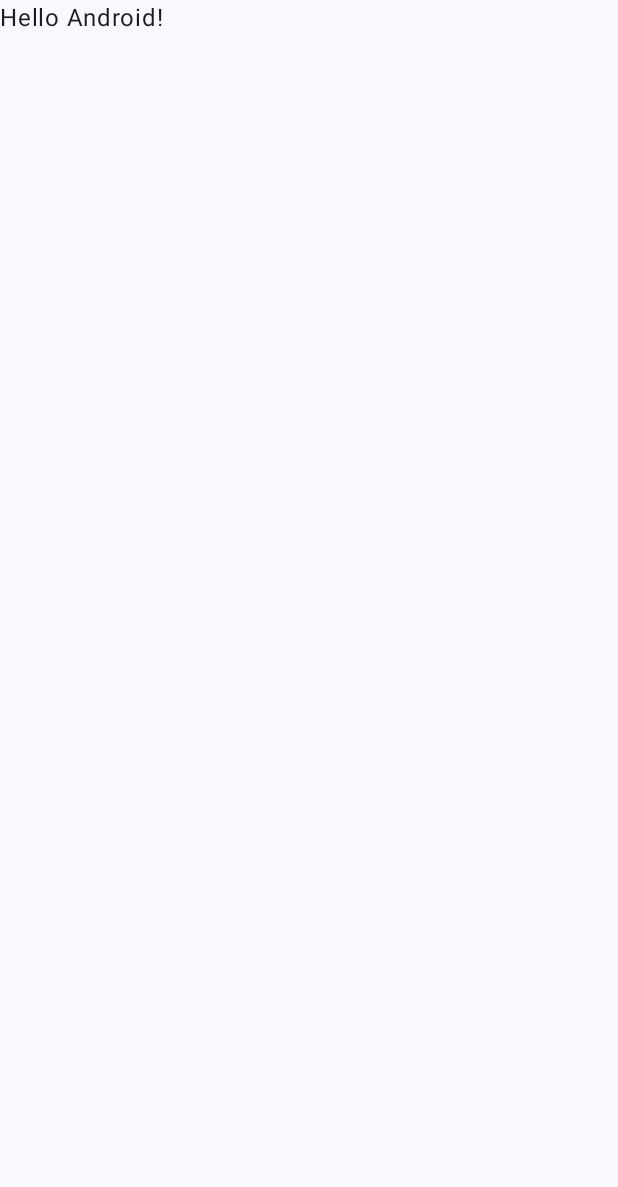
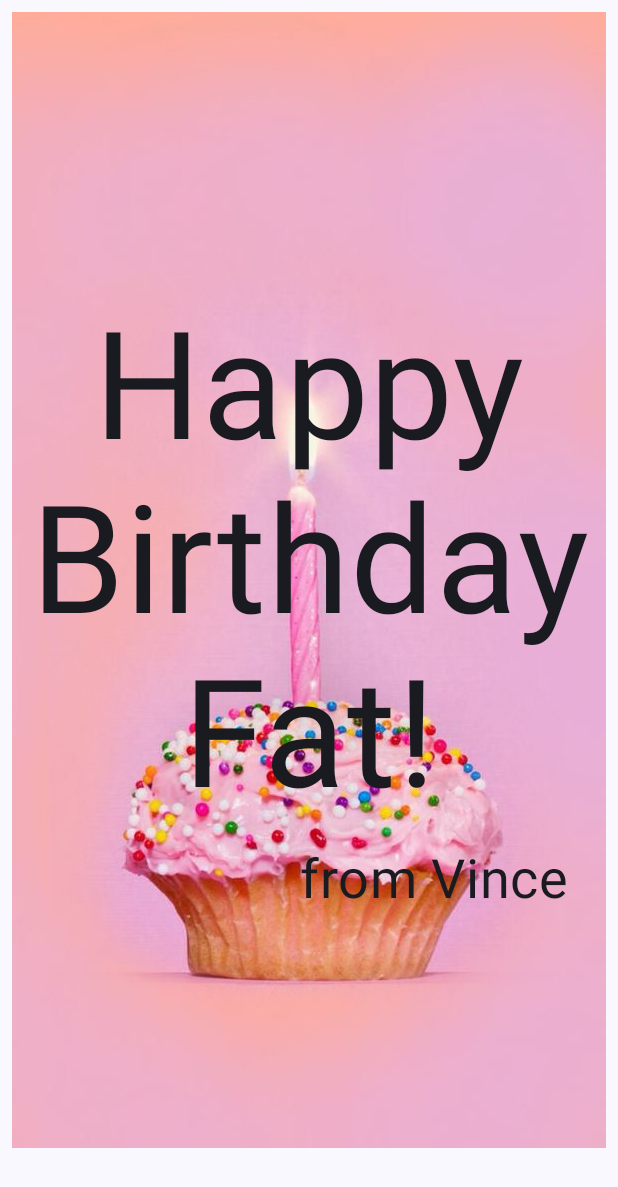
Before and after one commit to sirvince/composables_project, an Android app built with Jetpack Compose: the screen it shows after launch (MainActivity), on a phone screen of 412 x 824 dp. Before the commit the part shown is almost empty. Shown: the top 1187 px of the screen. Run offline under Robolectric (Android 15) with nearby library versions, the light colour scheme and no system bars.

Commit message:
composable  basic

```diff
--- a/app/src/main/java/com/example/composableproject/MainActivity.kt
+++ b/app/src/main/java/com/example/composableproject/MainActivity.kt
@@ -3,13 +3,24 @@ package com.example.composableproject
 import android.os.Bundle
 import androidx.activity.ComponentActivity
 import androidx.activity.compose.setContent
+import androidx.compose.foundation.Image
+import androidx.compose.foundation.layout.Arrangement
+import androidx.compose.foundation.layout.Box
+import androidx.compose.foundation.layout.Column
 import androidx.compose.foundation.layout.fillMaxSize
+import androidx.compose.foundation.layout.padding
 import androidx.compose.material3.MaterialTheme
 import androidx.compose.material3.Surface
 import androidx.compose.material3.Text
 import androidx.compose.runtime.Composable
+import androidx.compose.ui.Alignment
 import androidx.compose.ui.Modifier
+import androidx.compose.ui.layout.ContentScale
+import androidx.compose.ui.res.painterResource
+import androidx.compose.ui.text.style.TextAlign
 import androidx.compose.ui.tooling.preview.Preview
+import androidx.compose.ui.unit.dp
+import androidx.compose.ui.unit.sp
 import com.example.composableproject.ui.theme.ComposableProjectTheme
 
 class MainActivity : ComponentActivity() {
@@ -18,26 +29,77 @@ class MainActivity : ComponentActivity() {
         setContent {
             ComposableProjectTheme {
                 // A surface container using the 'background' color from the theme
-                Surface(modifier = Modifier.fillMaxSize(), color = MaterialTheme.colorScheme.background) {
-                    Greeting("Android")
+                Surface(
+                    modifier = Modifier.fillMaxSize(),
+                    color = MaterialTheme.colorScheme.background
+                ) {
+                    GreetingImage(
+                        message = "Happy Birthday Fat!",
+                        from = "from Vince",
+                        modifier = Modifier.padding(8.dp)
+                    )
                 }
             }
         }
     }
 }
 
+
+
 @Composable
-fun Greeting(name: String, modifier: Modifier = Modifier) {
-    Text(
-            text = "Hello $name!",
-            modifier = modifier
-    )
+fun GreetingImage(message: String, from : String,  modifier: Modifier = Modifier) {
+    val image = painterResource(R.drawable.ic_background)
+    Box(modifier = modifier) {
+        Image(
+            painter = image,
+            contentDescription = null,
+            contentScale = ContentScale.Crop
+        )
+        GreetingText(
+            message = message,
+            from = from,
+            modifier = Modifier
+                .fillMaxSize()
+                .padding(8.dp)
+        )
+
+    }
 }
 
-@Preview(showBackground = true)
+
 @Composable
-fun GreetingPreview() {
-    ComposableProjectTheme {
-        Greeting("Android")
+fun GreetingText(message: String, from: String, modifier: Modifier = Modifier) {
+    Column(
+        verticalArrangement = Arrangement.Center,
+        modifier = modifier
+    ) {
+        Text(
+            text = message,
+            fontSize = 100.sp,
+            lineHeight = 116.sp,
+            textAlign = TextAlign.Center
+        )
+        Text(
+            text = from,
+            fontSize = 36.sp,
+            modifier = Modifier
+                .padding(16.dp)
+                .align(alignment = Alignment.End)
+        )
+
     }
+
 }
+
+
+//@Preview(showBackground = true)
+//@Composable
+//fun GreetingPreview() {
+//    ComposableProjectTheme {
+//        GreetingText(
+//            message = "Happy Birthday Fat!",
+//            from = "vince",
+//            modifier = Modifier.padding(8.dp)
+//        )
+//    }
+//}
```
Also changed, not shown: app/src/main/res/drawable-nodpi/ic_background.jpg (added).
